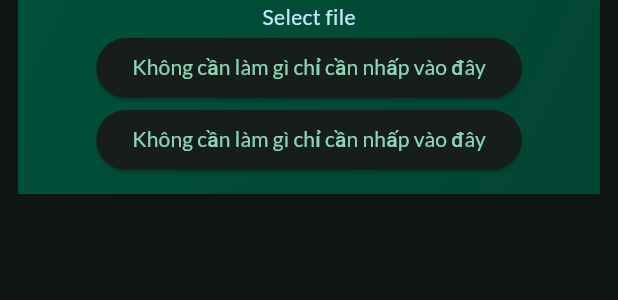
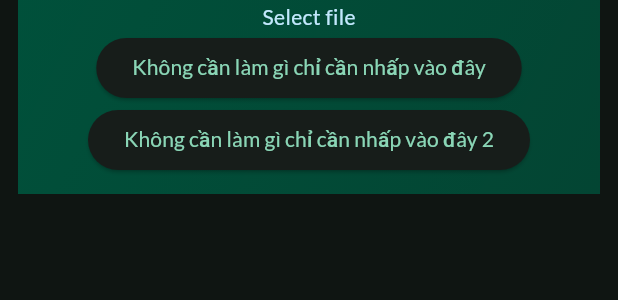
Before and after one commit to lebatuanphong5398/flutter_chatgpt, a Flutter app: the SummaryScreen widget shown alone on an empty page, opened directly, after a tap on "Không cần làm gì chỉ cần nhấp vào đây", on a phone screen of 412 x 824 dp. Shown: the part 124-424 px from the top of the screen. Run offline on Flutter 3.47's test engine with Material 2 defaults, Android fonts, the phone set to English and light mode, and no system bars; our stand-ins replace animated_text_kit, cloud_firestore, file_picker, firebase_core, firebase_storage, flutter_riverpod and 4 more; missing offline and left inert: dart_openai, langchain, langchain_openai; accounts and stored records are empty; network calls fail.

Commit message:
init project

```diff
--- a/lib/screens/summary_screen.dart
+++ b/lib/screens/summary_screen.dart
@@ -61,7 +61,7 @@ class _SummaryScreenState extends ConsumerState<SummaryScreen> {
     }
 
     embeddings = OpenAIEmbeddings(apiKey: apiKey);
-    //print(textsWithSources);
+    print(textsWithSources);
     var docSearch = await MemoryVectorStore.fromDocuments(
             documents: textsWithSources, embeddings: embeddings)
         .then((value) {
@@ -94,114 +94,14 @@ class _SummaryScreenState extends ConsumerState<SummaryScreen> {
   }
 
   Future getResponsive() async {
-    print("--------${retrievalQA.memory}");
-    final res = await retrievalQA("câu chuyện kể về ai");
+    //print("--------${retrievalQA.memory}");
+    final res =
+        await retrievalQA("Thủ tướng Nêru ngồi cạnh Bác sung sướng nói gì:");
     print("______________________$res");
     print("---------------${res['statusCode']}");
     print(res["result"]);
   }
-  //   final res = await retrievalQA("Bác Hồ là ai");
-  //   if (res['statusCode'] == 429) {
-  //     _responsedAnswer =
-  //         'Bạn đã giữ quá nhiều yêu cầu(Tối Tối đa 3 yêu cầu/phút), hãy thử lại sau 20s.';
-  //     print("__________$_responsedAnswer");
-  //     //chatConversation.add({'Ai': _responsedAnswer.trim()});
-  //     //isLoading = false;
-  //   } else {
-  //     setState(() {
-  //       print(res.toString());
-  //       _responsedAnswer = res['result'].toString();
-  //       print("__________$_responsedAnswer");
-  //       //chatConversation.add({'Ai': _responsedAnswer.trim()});
-  //       //isLoading = false;
-  //     });
-  //   }
-  // } catch (err) {
-  //   {
-  //     if (err.toString().contains('statusCode: 429')) {
-  //       setState(() {
-  //         _responsedAnswer =
-  //             'Tài khoản của bạn bị giới hạn 3 req/min, hãy nâng cấp hoặc thử lại sau 20s.';
-  //         // chatConversation.add({'Ai': _responsedAnswer.trim()});
-  //         // isLoading = false;
-  //       });
-  //     } else {
-  //       setState(() {
-  //         _responsedAnswer =
-  //             'Xin chào, hãy đặt các câu hỏi liên quan đến tài liệu đã cung cấp. ${err.toString()}';
-  //         // chatConversation.add({'Ai': _responsedAnswer.trim()});
-  //         // isLoading = false;
-  //       });
-  //     }
-  //   }
-  // }
-  // print("__________$_responsedAnswer");
 
-  // void _filePicker() async {
-  //   FilePickerResult? result = await FilePicker.platform.pickFiles();
-
-  //   if (result != null) {
-  //     setState(() {
-  //       file = result.files.first;
-  //     });
-  //   } else {
-  //     // User canceled the picker
-  //   }
-  // }
-
-  // Future loaderFile() async {
-  //   try {
-  //     var loader = TextLoader(file!.path!);
-  //     final documents = await loader.load();
-  //     //print(documents.length);
-  //     const textSplitter = RecursiveCharacterTextSplitter(
-  //       chunkSize: 800,
-  //       chunkOverlap: 20,
-  //     );
-  //     final texts = textSplitter.splitDocuments(documents);
-  //     final textsWithSources = texts.map((d) {
-  //       final i = texts.indexOf(d);
-  //       return d.copyWith(metadata: {...d.metadata, 'source': '$i-pl'});
-  //     }).toList();
-  //     //print(textsWithSources);
-  //     final llm = ChatOpenAI(
-  //       apiKey: apiKey,
-  //       model: 'gpt-3.5-turbo-0613',
-  //       temperature: 0.5,
-  //     );
-  //     final embeddings = OpenAIEmbeddings(apiKey: apiKey);
-  //     final docSearch = await MemoryVectorStore.fromDocuments(
-  //       documents: textsWithSources,
-  //       embeddings: embeddings,
-  //     );
-  //     //print(docSearch.memoryVectors.last.content);
-  //     final qaChain = OpenAIQAWithSourcesChain(llm: llm);
-  //     final docPrompt = PromptTemplate.fromTemplate(
-  //       '''Hãy sử dụng nội dung của tôi đã cung cấp trong file text để trả lời các câu hỏi bằng tiếng Việt.\nLưu ý: Nếu không tìm thấy câu trả lời trong nội dung đã cung cấp, hãy thông báo "Thông tin không có trong tài liệu đã cung cung cấp ".
-  //       Nếu câu hỏi là các câu tương tự như: 'Xin chào', 'Hello'... hãy phản hồi: 'Xin chào, hãy đặt các câu hỏi liên quan đến tài liệu đã cung cấp.'.
-  //       .\ncontent: {page_content}\nSource: {source}
-  //       ''',
-  //     );
-  //     final finalQAChain = StuffDocumentsChain(
-  //       llmChain: qaChain,
-  //       documentPrompt: docPrompt,
-  //     );
-
-  //     final retrievalQA = RetrievalQAChain(
-  //       retriever: docSearch.asRetriever(),
-  //       combineDocumentsChain: finalQAChain,
-  //     );
-
-  //     const query = 'Đoạn văn trên nói về vấn đề gì?';
-  //     final res = await retrievalQA(query);
-
-  //     print("---------------${res['statusCode']}");
-  //     print(res["result"]);
-  //     //print("----------------$res");
-  //   } catch (e) {
-  //     print(e.toString());
-  //   }
-  // }
   bool isTyping = false;
   late TextEditingController textEditingController;
   late ScrollController _listScrollController;
@@ -294,8 +194,8 @@ class _SummaryScreenState extends ConsumerState<SummaryScreen> {
                             ),
                       ElevatedButton(
                         onPressed: () async {
-                          //retrievalQA = await loadFile();
-                          print("___________${smrprovider.last.file}");
+                          retrievalQA = await loadFile();
+                          //print("___________${smrprovider.last.file}");
                         },
                         child: const Text(
                           'Không cần làm gì chỉ cần nhấp vào đây',
@@ -306,7 +206,7 @@ class _SummaryScreenState extends ConsumerState<SummaryScreen> {
                           getResponsive();
                         },
                         child: const Text(
-                          'Không cần làm gì chỉ cần nhấp vào đây',
+                          'Không cần làm gì chỉ cần nhấp vào đây 2',
                         ),
                       )
                     ],
```
Also changed, not shown: assets/screen/RTDB.png (added), assets/screen/Screenshot 2023-08-17 100410.png (added).
